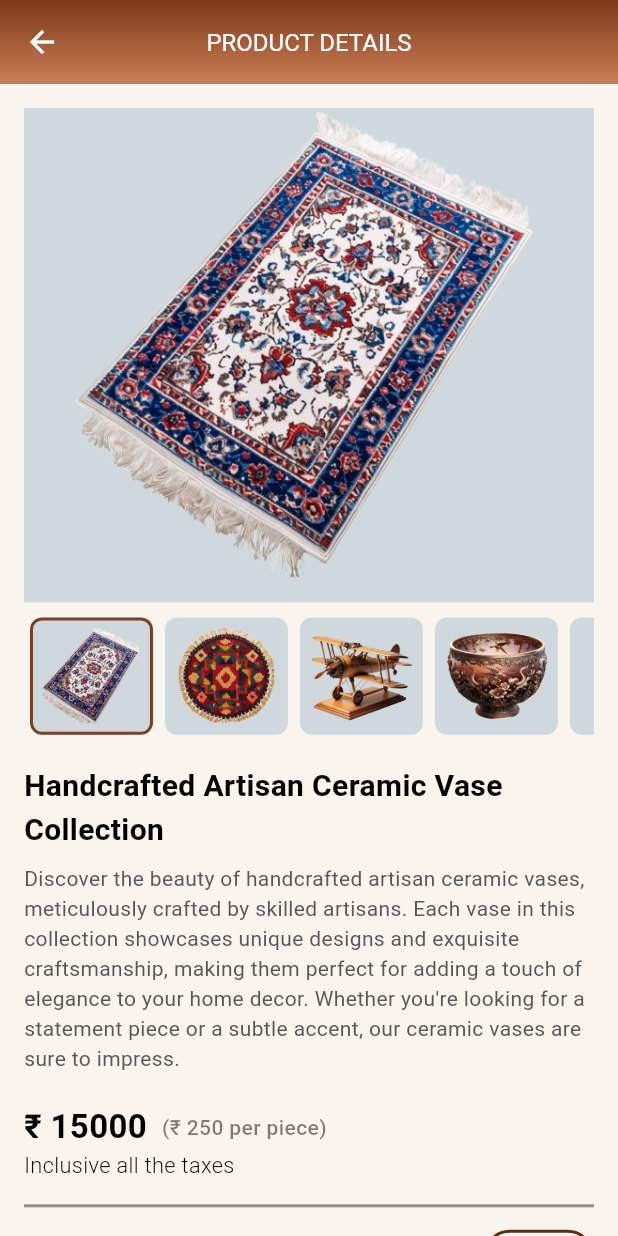
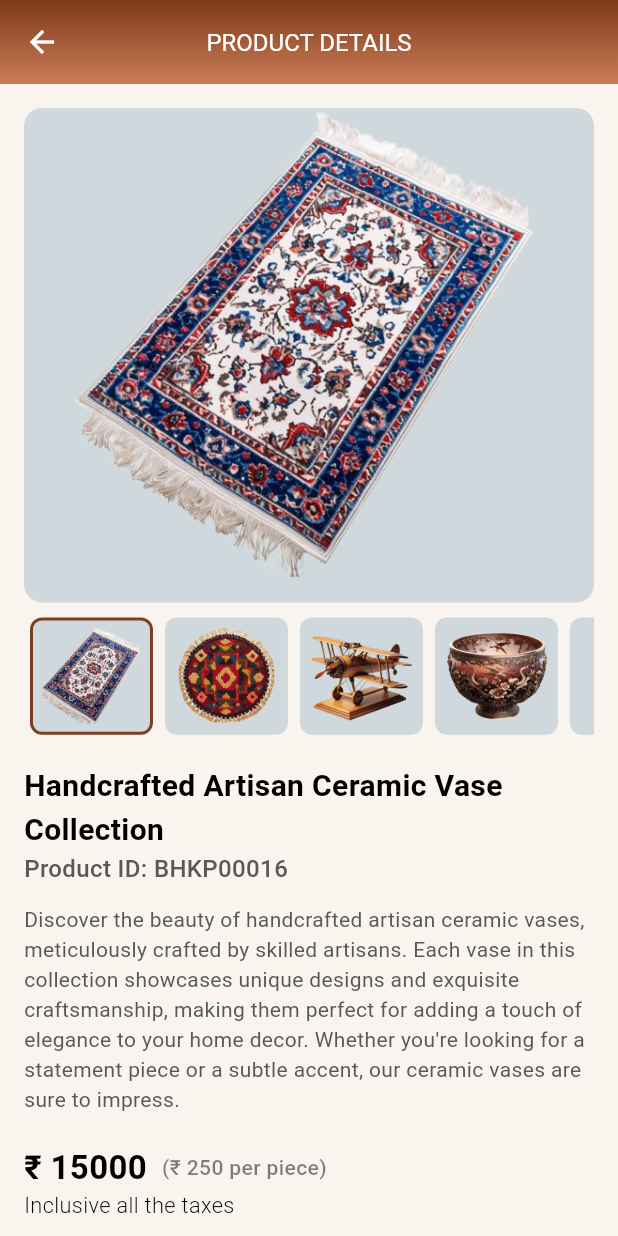
Before and after one commit to Aashishrajput143/bhk_artisan, a Flutter app: the ProductDetailScreen screen opened by its route, on a phone screen of 412 x 824 dp. Run offline on Flutter 3.47's test engine with Material 3 defaults, Android fonts, the light colour scheme and no system bars; drawn by our look-alikes of carousel_slider; our stand-ins replace cached_network_image, camera, csc_picker, dio, dropdown_button2, flutter_blurhash and 12 more; missing offline and left inert: linear_progress_bar; accounts and stored records are empty; Roboto replaces fonts that are missing (Poppins); project files that could hold a hidden picture were left out.

Commit message:
Product Details Screen Page

```diff
--- a/lib/Modules/controller/product_details_controller.dart
+++ b/lib/Modules/controller/product_details_controller.dart
@@ -1,10 +1,13 @@
 import 'package:bhk_artisan/resources/images.dart';
 import 'package:carousel_slider/carousel_controller.dart';
+import 'package:flutter/material.dart';
 import 'package:get/get.dart';
 
 class ProductDetailsController extends GetxController {
   var currentIndex = 0.obs;
-  var slidercontroller = CarouselSliderController().obs;
+  var slidercontroller = CarouselSliderController();
+
+  ScrollController thumbnailScrollController = ScrollController();
 
   var productItems = <Map<String, dynamic>>[].obs;
 
--- a/lib/Modules/screens/productManagement/product_detail_screen.dart
+++ b/lib/Modules/screens/productManagement/product_detail_screen.dart
@@ -42,12 +42,12 @@ class ProductDetailScreen extends ParentWidget {
       children: [
         Container(
           height: h * 0.4,
-          color: Colors.blueGrey.shade100,
+          decoration: BoxDecoration(color: Colors.blueGrey.shade100, borderRadius: BorderRadius.circular(12)),
           child: Column(
             children: [
               CarouselSlider(
                 items: controller.productItems.isNotEmpty
-                    ? controller.productItems.last["imagePath"]
+                    ? controller.productItems.first["imagePath"]
                           .map<Widget>(
                             (item) => Container(
                               width: w * 0.9,
@@ -58,7 +58,7 @@ class ProductDetailScreen extends ParentWidget {
                           )
                           .toList()
                     : [],
-                carouselController: controller.slidercontroller.value,
+                carouselController: controller.slidercontroller,
                 options: CarouselOptions(
                   height: h * 0.38,
                   enlargeCenterPage: true,
@@ -76,14 +76,39 @@ class ProductDetailScreen extends ParentWidget {
         SizedBox(
           height: h * 0.095,
           child: ListView.builder(
+            controller: controller.thumbnailScrollController,
             scrollDirection: Axis.horizontal,
-            itemCount: controller.productItems.last["imagePath"].length,
+            physics: NeverScrollableScrollPhysics(),
+            itemCount: controller.productItems.first["imagePath"].length,
             itemBuilder: (context, index) {
-              String item = controller.productItems.last["imagePath"][index];
+              String item = controller.productItems.first["imagePath"][index];
               return Obx(
                 () => GestureDetector(
                   onTap: () {
-                    controller.slidercontroller.value.animateToPage(index);
+                    int current = controller.currentIndex.value;
+                    int tapped = index;
+                    int diff = tapped - current;
+
+                    // Always move carousel to tapped image
+                    controller.slidercontroller.animateToPage(tapped);
+
+                    double itemWidth = w * 0.165 + 16; // thumbnail width + margin
+                    double currentOffset = controller.thumbnailScrollController.offset;
+                    double maxScrollExtent = controller.thumbnailScrollController.position.maxScrollExtent;
+
+                    if (diff > 0) {
+                      // Forward tap → scroll forward by 1 step
+                      double targetOffset = currentOffset + itemWidth;
+                      if (targetOffset > maxScrollExtent) targetOffset = maxScrollExtent;
+
+                      controller.thumbnailScrollController.animateTo(targetOffset, duration: const Duration(milliseconds: 400), curve: Curves.easeInOut);
+                    } else if (diff < 0) {
+                      // Backward tap → scroll backward by 1 step
+                      double targetOffset = currentOffset - itemWidth;
+                      if (targetOffset < 0) targetOffset = 0;
+
+                      controller.thumbnailScrollController.animateTo(targetOffset, duration: const Duration(milliseconds: 400), curve: Curves.easeInOut);
+                    }
                   },
                   child: Container(
                     margin: const EdgeInsets.symmetric(horizontal: 4),
@@ -112,7 +137,11 @@ class ProductDetailScreen extends ParentWidget {
           controller.productItems.isNotEmpty ? controller.productItems.last["title"] : "",
           style: TextStyle(fontSize: 20, fontWeight: FontWeight.bold, color: appColors.contentPrimary),
         ),
-        8.kH,
+        Text(
+          "Product ID: BHKP00016",
+          style: TextStyle(fontSize: 16, fontWeight: FontWeight.w500, color: appColors.contentPending),
+        ),
+        12.kH,
         Text(
           controller.productItems.isNotEmpty ? controller.productItems.last["description"] : "",
           style: TextStyle(fontSize: 14, fontWeight: FontWeight.w400, color: appColors.contentPending),
```
